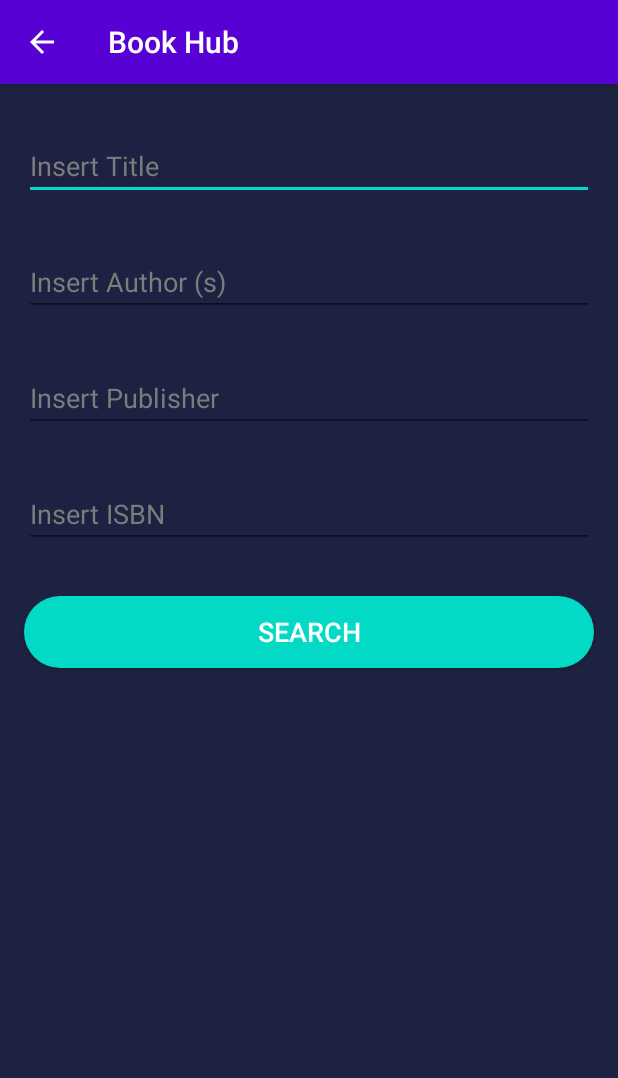
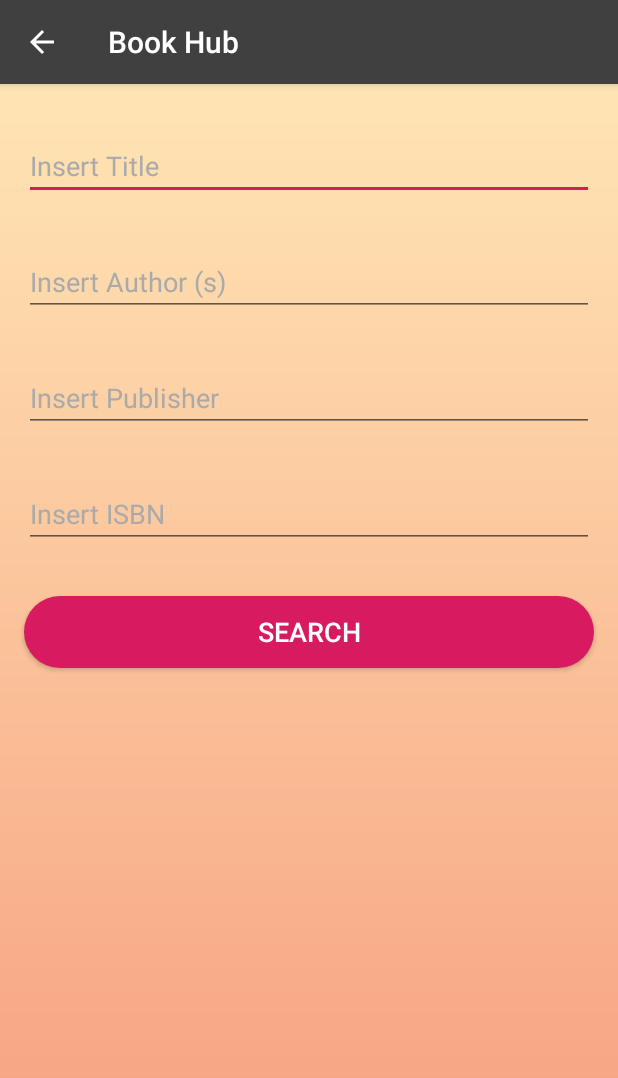
Before and after one commit to attahemma/book-hub, an Android app: the SearchActivity screen opened directly, with no data from a screen before it, on a phone screen of 412 x 824 dp. Shown: the top 1078 px of the screen. Run offline under Robolectric (Android 15) with nearby library versions, the phone set to English and light mode, and no system bars.

Commit message:
changed app theme design completely

```diff
--- /dev/null
+++ b/app/src/main/res/drawable-v24/background_gradient.xml
@@ -0,0 +1,7 @@
+<?xml version="1.0" encoding="utf-8"?>
+<shape xmlns:android="http://schemas.android.com/apk/res/android">
+    <gradient
+            android:startColor="#FFE5B4"
+            android:endColor="#F69C7E"
+            android:angle="270"/>
+</shape>
--- a/app/src/main/res/drawable/ic_baseline_menu_book_24.xml
+++ b/app/src/main/res/drawable/ic_baseline_menu_book_24.xml
@@ -1,4 +1,4 @@
-<vector android:height="24dp" android:tint="#6910D1"
+<vector android:height="24dp" android:tint="#D19C0A"
     android:viewportHeight="24" android:viewportWidth="24"
     android:width="24dp" xmlns:android="http://schemas.android.com/apk/res/android">
     <path android:fillColor="@android:color/white" android:pathData="M21,5c-1.11,-0.35 -2.33,-0.5 -3.5,-0.5c-1.95,0 -4.05,0.4 -5.5,1.5c-1.45,-1.1 -3.55,-1.5 -5.5,-1.5S2.45,4.9 1,6v14.65c0,0.25 0.25,0.5 0.5,0.5c0.1,0 0.15,-0.05 0.25,-0.05C3.1,20.45 5.05,20 6.5,20c1.95,0 4.05,0.4 5.5,1.5c1.35,-0.85 3.8,-1.5 5.5,-1.5c1.65,0 3.35,0.3 4.75,1.05c0.1,0.05 0.15,0.05 0.25,0.05c0.25,0 0.5,-0.25 0.5,-0.5V6C22.4,5.55 21.75,5.25 21,5zM21,18.5c-1.1,-0.35 -2.3,-0.5 -3.5,-0.5c-1.7,0 -4.15,0.65 -5.5,1.5V8c1.35,-0.85 3.8,-1.5 5.5,-1.5c1.2,0 2.4,0.15 3.5,0.5V18.5z"/>
--- a/app/src/main/res/layout/activity_book_list.xml
+++ b/app/src/main/res/layout/activity_book_list.xml
@@ -4,7 +4,7 @@
     xmlns:tools="http://schemas.android.com/tools"
     android:layout_width="match_parent"
     android:layout_height="match_parent"
-    android:background="@color/layout_backgrounds"
+    android:background="@drawable/background_gradient"
     tools:context=".BookListActivity">
 
     <androidx.recyclerview.widget.RecyclerView
@@ -39,7 +39,7 @@
         android:layout_width="wrap_content"
         android:layout_height="wrap_content"
         android:text="@string/error_loading_data_from_internet"
-        android:textColor="#FFFFFF"
+        android:textColor="@color/colorAccent"
         android:visibility="invisible"
         app:layout_constraintBottom_toBottomOf="parent"
         app:layout_constraintEnd_toEndOf="parent"
--- a/app/src/main/res/layout/activity_search.xml
+++ b/app/src/main/res/layout/activity_search.xml
@@ -5,7 +5,7 @@
     android:layout_width="match_parent"
     android:layout_height="match_parent"
     tools:context=".SearchActivity"
-    android:background="@color/layout_backgrounds">
+    android:background="@drawable/background_gradient">
 
     <EditText
         android:id="@+id/adv_title"
@@ -17,8 +17,8 @@
         android:ems="10"
         android:hint="Insert Title"
         android:inputType="textPersonName"
-        android:textColor="#FFEB3B"
-        android:textColorHint="@color/hint_color"
+        android:textColor="@color/colorAccent"
+        android:textColorHint="@android:color/darker_gray"
         app:layout_constraintEnd_toEndOf="parent"
         app:layout_constraintStart_toStartOf="parent"
         app:layout_constraintTop_toTopOf="parent" />
@@ -31,8 +31,8 @@
         android:ems="10"
         android:hint="Insert Author (s)"
         android:inputType="textPersonName"
-        android:textColor="#FFEB3B"
-        android:textColorHint="@color/hint_color"
+        android:textColor="@color/colorAccent"
+        android:textColorHint="@android:color/darker_gray"
         app:layout_constraintEnd_toEndOf="@+id/adv_title"
         app:layout_constraintStart_toStartOf="@+id/adv_title"
         app:layout_constraintTop_toBottomOf="@+id/adv_title" />
@@ -45,8 +45,8 @@
         android:ems="10"
         android:hint="Insert Publisher"
         android:inputType="textPersonName"
-        android:textColor="#FFEB3B"
-        android:textColorHint="@color/hint_color"
+        android:textColor="@color/colorAccent"
+        android:textColorHint="@android:color/darker_gray"
         app:layout_constraintEnd_toEndOf="@+id/adv_author"
         app:layout_constraintStart_toStartOf="@+id/adv_author"
         app:layout_constraintTop_toBottomOf="@+id/adv_author" />
@@ -59,8 +59,8 @@
         android:ems="10"
         android:hint="Insert ISBN"
         android:inputType="textPersonName"
-        android:textColor="#FFEB3B"
-        android:textColorHint="@color/hint_color"
+        android:textColor="@color/colorAccent"
+        android:textColorHint="@android:color/darker_gray"
         app:layout_constraintEnd_toEndOf="@+id/adv_publisher"
         app:layout_constraintStart_toStartOf="@+id/adv_publisher"
         app:layout_constraintTop_toBottomOf="@+id/adv_publisher" />
--- a/app/src/main/res/layout/book_list_item.xml
+++ b/app/src/main/res/layout/book_list_item.xml
@@ -11,7 +11,7 @@
         android:layout_height="wrap_content"
         app:cardBackgroundColor="#E2FFFFFF"
         app:cardCornerRadius="4dp"
-        app:cardElevation="2dp"
+        app:cardElevation="4dp"
         app:cardUseCompatPadding="true"
         app:contentPadding="16dp">
 
@@ -35,6 +35,7 @@
                 android:layout_marginStart="16dp"
                 android:text="TextView"
                 android:textAppearance="@android:style/TextAppearance.Material.Large"
+                android:textColor="@color/orangeDark"
                 android:textStyle="bold"
                 app:layout_constraintEnd_toEndOf="parent"
                 app:layout_constraintStart_toEndOf="@+id/book_cover_img"
@@ -48,6 +49,7 @@
                 android:layout_marginTop="8dp"
                 android:text="TextView"
                 android:textAppearance="@android:style/TextAppearance.Material.Medium"
+                android:textColor="@color/orange"
                 app:layout_constraintEnd_toStartOf="@+id/book_published_date"
                 app:layout_constraintStart_toStartOf="@+id/book_title"
                 app:layout_constraintTop_toBottomOf="@+id/book_title" />
--- a/app/src/main/res/values/colors.xml
+++ b/app/src/main/res/values/colors.xml
@@ -1,8 +1,12 @@
 <?xml version="1.0" encoding="utf-8"?>
 <resources>
-    <color name="colorPrimary">#5801D5</color>
-    <color name="colorPrimaryDark">#21006A</color>
-    <color name="colorAccent">#03DAC5</color>
-    <color name="layout_backgrounds">#1D2242</color>
-    <color name="hint_color">#7C7C7C</color>
+    <color name="colorPrimary">@color/darkGray</color>
+    <color name="colorPrimaryDark">@color/black</color>
+    <color name="colorAccent">#D81B60</color>
+    <color name="orange">#F05A28</color>
+    <color name="orangeDark">#C43B0E</color>
+    <color name="orangeLight">#F69C7E</color>
+    <color name="darkGray">#404040</color>
+    <color name="black">#000000</color>
+    <color name="white">#FFFFFF</color>
 </resources>
```
Also changed, not shown: app/src/main/res/layout/activity_book_details.xml (+6 -7 lines).
